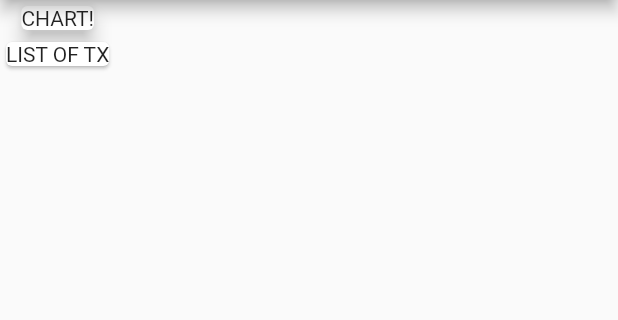
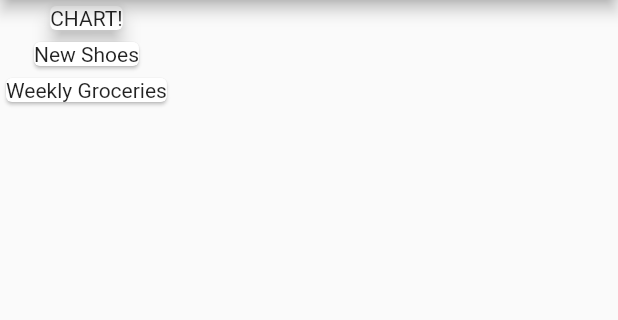
Before and after one commit to makiintoch/personal-expenses, a Flutter app: the screen it shows after launch, on a phone screen of 412 x 824 dp, the part 84-404 px from its top. Run offline on Flutter 3.47's test engine with Material 2 defaults, Android fonts, the phone set to English and light mode, and no system bars.

Commit message:
add transaction

```diff
--- a/lib/main.dart
+++ b/lib/main.dart
@@ -1,4 +1,6 @@
 import 'package:flutter/material.dart';
+
+import './transaction.dart';
 
 void main() => runApp(MyApp());
 
@@ -16,6 +18,20 @@ class MyApp extends StatelessWidget {
 }
 
 class MyHomePage extends StatelessWidget {
+  final List<Transaction> transactions = [
+    Transaction(
+      id: 't1',
+      title: 'New Shoes',
+      amount: 69.99,
+      date: DateTime.now(),
+    ),
+    Transaction(
+      id: 't2',
+      title: 'Weekly Groceries',
+      amount: 16.53,
+      date: DateTime.now(),
+    ),
+  ];
 
   @override
   Widget build(BuildContext context) {
@@ -23,13 +39,21 @@ class MyHomePage extends StatelessWidget {
       appBar: AppBar(
         title: Text('Personal expenses'),
       ),
-      body: Column(children: <Widget>[
-        Card(
-          child: Text('CHART!'),
-          elevation: 5,
-        ),
-        Card(child: Text('LIST OF TX'),)
-      ],),
+      body: Column(
+        children: <Widget>[
+          Card(
+            child: Text('CHART!'),
+            elevation: 5,
+          ),
+          Column(
+            children: transactions.map((transaction) {
+              return Card(
+                child: Text(transaction.title),
+              );
+            }).toList(),
+          ),
+        ],
+      ),
     );
   }
 }
--- /dev/null
+++ b/lib/transaction.dart
@@ -0,0 +1,14 @@
+import 'package:flutter/foundation.dart';
+
+class Transaction {
+  final String id;
+  final String title;
+  final double amount;
+  final DateTime date;
+
+  Transaction(
+      {@required this.id,
+      @required this.title,
+      @required this.amount,
+      @required this.date});
+}
```
